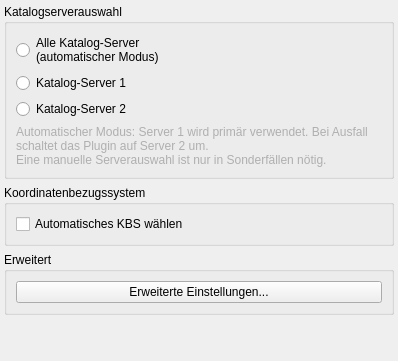
First picture: the form in resources/design_files/general_settings_widget.ui, repository geoObserver/geobasis_loader, before the edit.
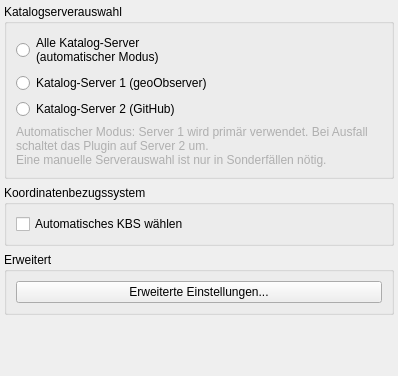
Second picture: the form after the edit.

Commit message:
feat(ui): added names to server selection
Added the server name to each server option to better indicate where the catalogs are currently coming from.

```diff
--- a/resources/design_files/general_settings_widget.ui
+++ b/resources/design_files/general_settings_widget.ui
@@ -7,7 +7,7 @@
     <x>0</x>
     <y>0</y>
     <width>398</width>
-    <height>293</height>
+    <height>376</height>
    </rect>
   </property>
   <property name="sizePolicy">
@@ -70,7 +70,7 @@
       <item>
        <widget class="QRadioButton" name="radioButton_2">
         <property name="text">
-         <string>Katalog-Server 1</string>
+         <string>Katalog-Server 1 (geoObserver)</string>
         </property>
         <property name="server" stdset="0">
          <number>1</number>
@@ -83,7 +83,7 @@
       <item>
        <widget class="QRadioButton" name="radioButton_3">
         <property name="text">
-         <string>Katalog-Server 2</string>
+         <string>Katalog-Server 2 (GitHub)</string>
         </property>
         <property name="server" stdset="0">
          <number>2</number>
```
